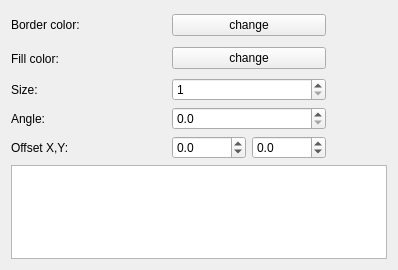
First picture: the form in src/ui/symbollayer/widget_simplemarker.ui, repository qgis/QGIS, before the edit.
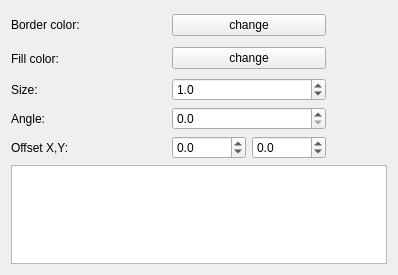
Second picture: the form after the edit.

Commit message: Changed line width to be double, fixed width retrieval from symbol, proportional scaling of symbol layers when settings size/width.

What changed in the file:
```diff
--- a/src/ui/symbollayer/widget_simplemarker.ui
+++ b/src/ui/symbollayer/widget_simplemarker.ui
@@ -7,7 +7,7 @@
     <x>0</x>
     <y>0</y>
     <width>394</width>
-    <height>270</height>
+    <height>275</height>
    </rect>
   </property>
   <property name="windowTitle">
@@ -67,13 +67,6 @@
        </property>
       </widget>
      </item>
-     <item row="2" column="1">
-      <widget class="QSpinBox" name="spinSize">
-       <property name="minimum">
-        <number>1</number>
-       </property>
-      </widget>
-     </item>
      <item row="3" column="0">
       <widget class="QLabel" name="label_4">
        <property name="text">
@@ -122,6 +115,16 @@
        </item>
       </layout>
      </item>
+     <item row="2" column="1">
+      <widget class="QDoubleSpinBox" name="spinSize">
+       <property name="decimals">
+        <number>1</number>
+       </property>
+       <property name="value">
+        <double>1.000000000000000</double>
+       </property>
+      </widget>
+     </item>
     </layout>
    </item>
    <item>
```
Left out of the diff: 3 changed lines with no effect on the pictures. The commit also changes 16 other files.
